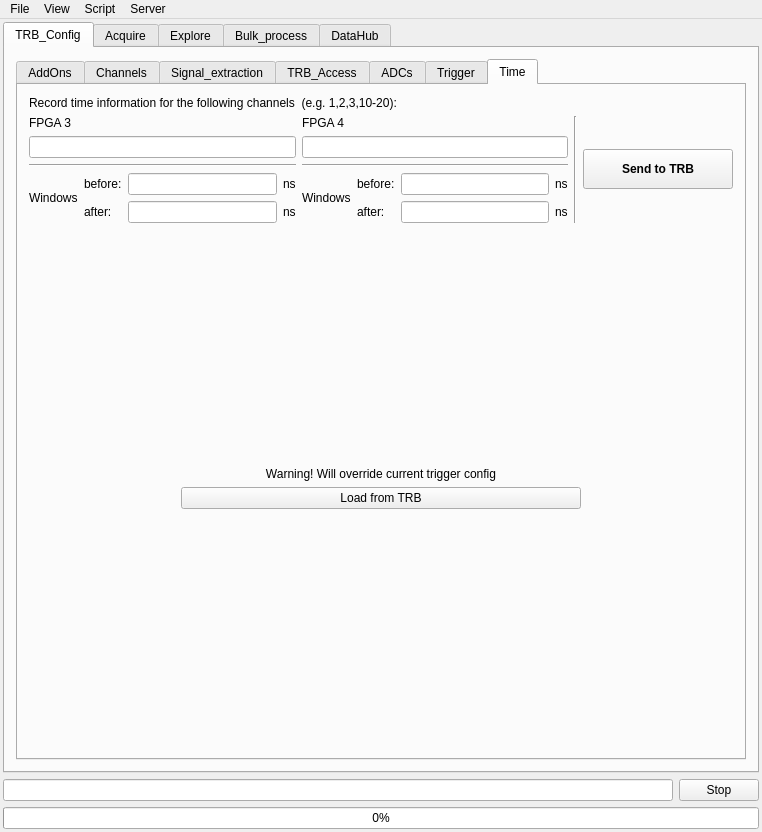
First picture: the form in GUI/mainwindow.ui, repository andrmor/TRB3reader, before the edit.
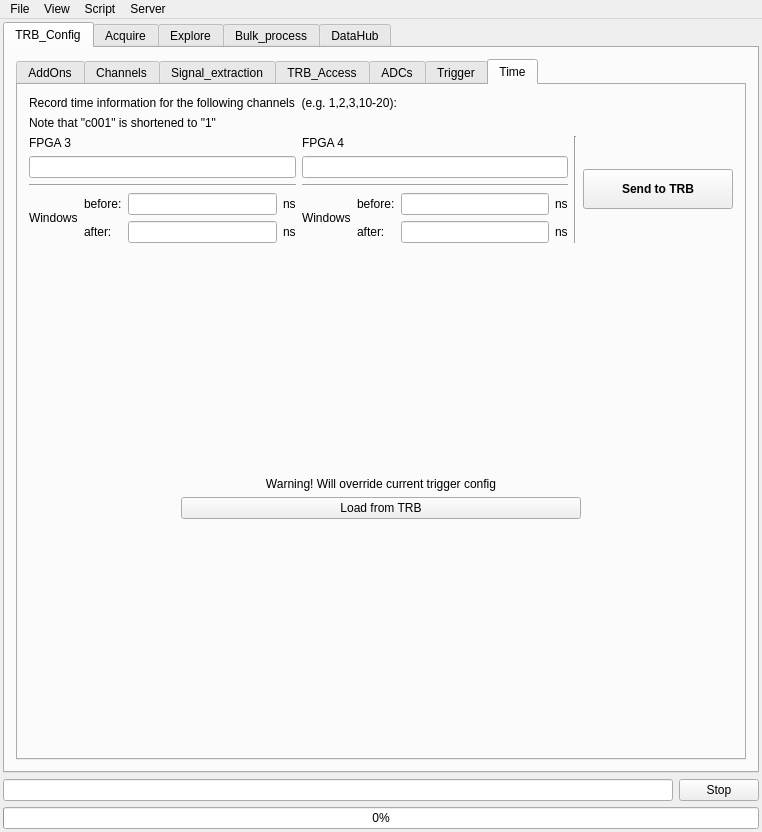
Second picture: the form after the edit. The open tabs and pages were chosen to show the change.

Patch:
```diff
--- a/GUI/mainwindow.ui
+++ b/GUI/mainwindow.ui
@@ -3205,6 +3205,13 @@
               </property>
              </widget>
             </item>
+            <item>
+             <widget class="QLabel" name="label_117">
+              <property name="text">
+               <string>Note that &quot;c001&quot; is shortened to &quot;1&quot;</string>
+              </property>
+             </widget>
+            </item>
             <item>
              <layout class="QHBoxLayout" name="horizontalLayout_81">
               <item>
@@ -3378,7 +3385,7 @@
               <property name="sizeHint" stdset="0">
                <size>
                 <width>20</width>
-                <height>224</height>
+                <height>214</height>
                </size>
               </property>
              </spacer>
```
Left out of the diff: 4 changed lines with no effect on the pictures.
